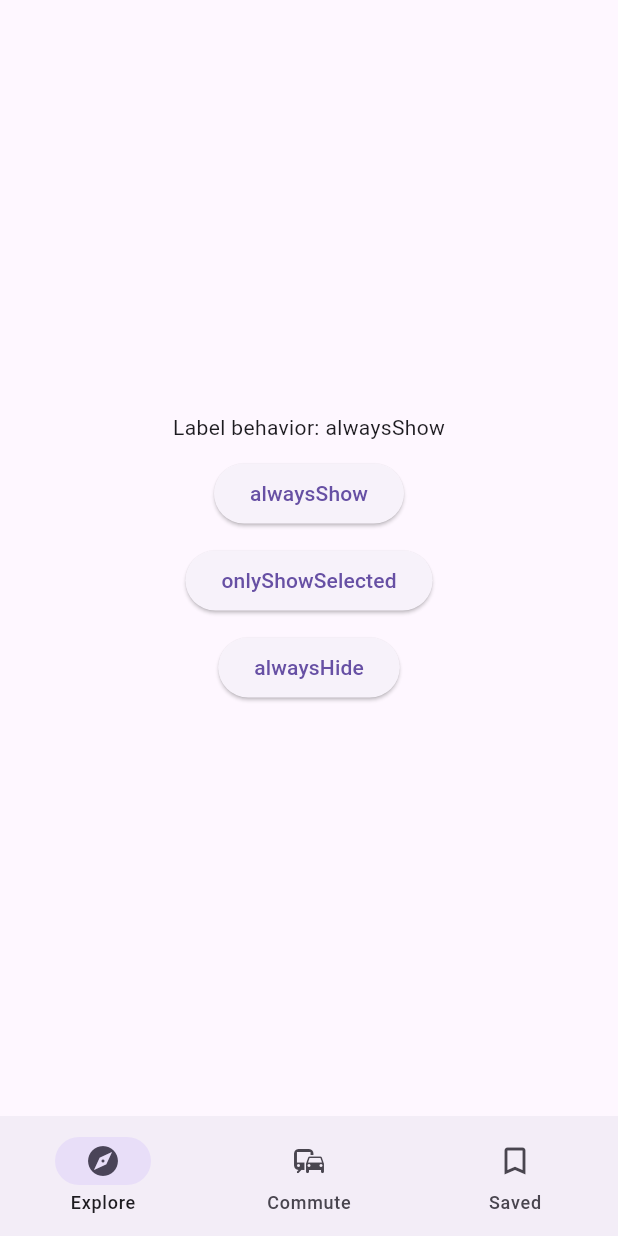
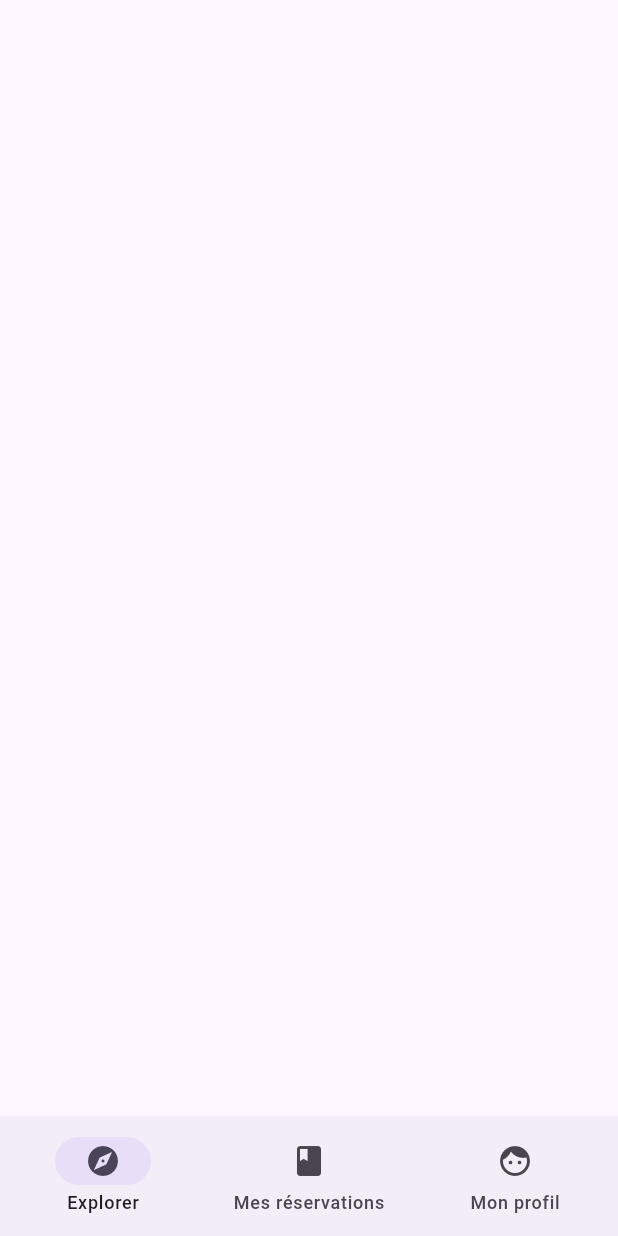
Before and after one commit to Thekorzeremi/Hoo, a Flutter app: the screen it shows after launch, on a phone screen of 412 x 824 dp. Run offline on Flutter 3.47's test engine with Material 3 defaults, Android fonts, the light colour scheme and no system bars.

Commit message:
ci: navbar

```diff
--- a/lib/main.dart
+++ b/lib/main.dart
@@ -1,6 +1,4 @@
 import 'package:flutter/material.dart';
-
-/// Flutter code sample for [NavigationBar].
 
 void main() => runApp(const NavigationBarApp());
 
@@ -22,13 +20,12 @@ class NavigationExample extends StatefulWidget {
 
 class _NavigationExampleState extends State<NavigationExample> {
   int currentPageIndex = 0;
-  NavigationDestinationLabelBehavior labelBehavior = NavigationDestinationLabelBehavior.alwaysShow;
 
   @override
   Widget build(BuildContext context) {
     return Scaffold(
       bottomNavigationBar: NavigationBar(
-        labelBehavior: labelBehavior,
+        labelBehavior: NavigationDestinationLabelBehavior.alwaysShow,
         selectedIndex: currentPageIndex,
         onDestinationSelected: (int index) {
           setState(() {
@@ -36,53 +33,14 @@ class _NavigationExampleState extends State<NavigationExample> {
           });
         },
         destinations: const <Widget>[
-          NavigationDestination(icon: Icon(Icons.explore), label: 'Explore'),
-          NavigationDestination(icon: Icon(Icons.commute), label: 'Commute'),
-          NavigationDestination(
-            selectedIcon: Icon(Icons.bookmark),
-            icon: Icon(Icons.bookmark_border),
-            label: 'Saved',
-          ),
+          NavigationDestination(icon: Icon(Icons.explore), label: 'Explorer'),
+          NavigationDestination(icon: Icon(Icons.book), label: 'Mes réservations'),
+          NavigationDestination(icon: Icon(Icons.face), label: 'Mon profil'),
         ],
       ),
       body: Center(
         child: Column(
           mainAxisAlignment: MainAxisAlignment.center,
-          children: <Widget>[
-            Text('Label behavior: ${labelBehavior.name}'),
-            const SizedBox(height: 10),
-            OverflowBar(
-              spacing: 10.0,
-              overflowAlignment: OverflowBarAlignment.center,
-              overflowSpacing: 10.0,
-              children: <Widget>[
-                ElevatedButton(
-                  onPressed: () {
-                    setState(() {
-                      labelBehavior = NavigationDestinationLabelBehavior.alwaysShow;
-                    });
-                  },
-                  child: const Text('alwaysShow'),
-                ),
-                ElevatedButton(
-                  onPressed: () {
-                    setState(() {
-                      labelBehavior = NavigationDestinationLabelBehavior.onlyShowSelected;
-                    });
-                  },
-                  child: const Text('onlyShowSelected'),
-                ),
-                ElevatedButton(
-                  onPressed: () {
-                    setState(() {
-                      labelBehavior = NavigationDestinationLabelBehavior.alwaysHide;
-                    });
-                  },
-                  child: const Text('alwaysHide'),
-                ),
-              ],
-            ),
-          ],
         ),
       ),
     );
```
